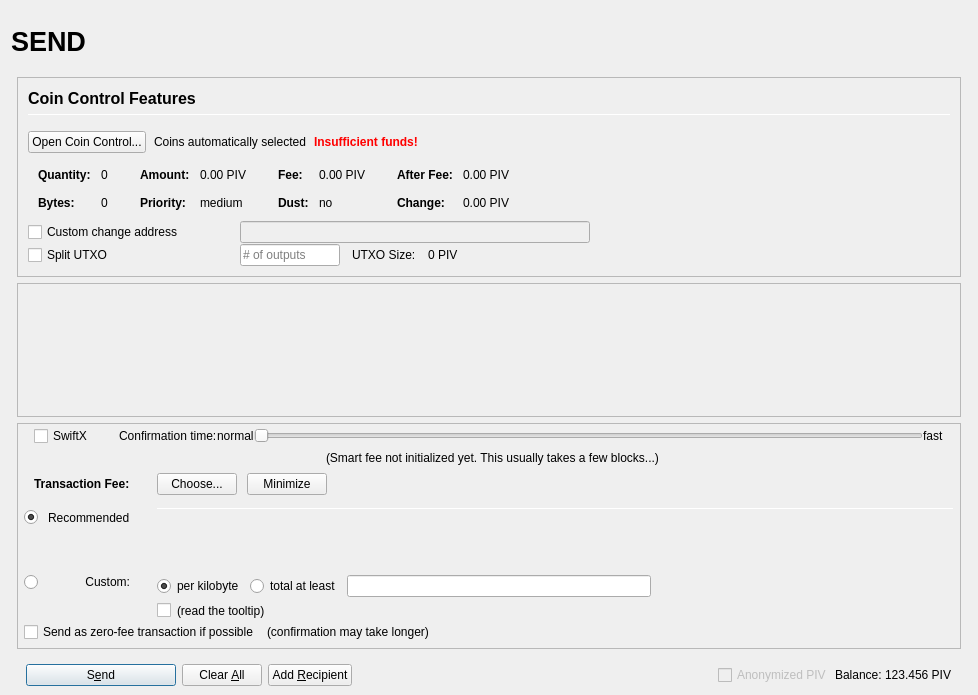
lateminer/bitcoin, file src/qt/forms/sendcoinsdialog.ui: the form before one commit.
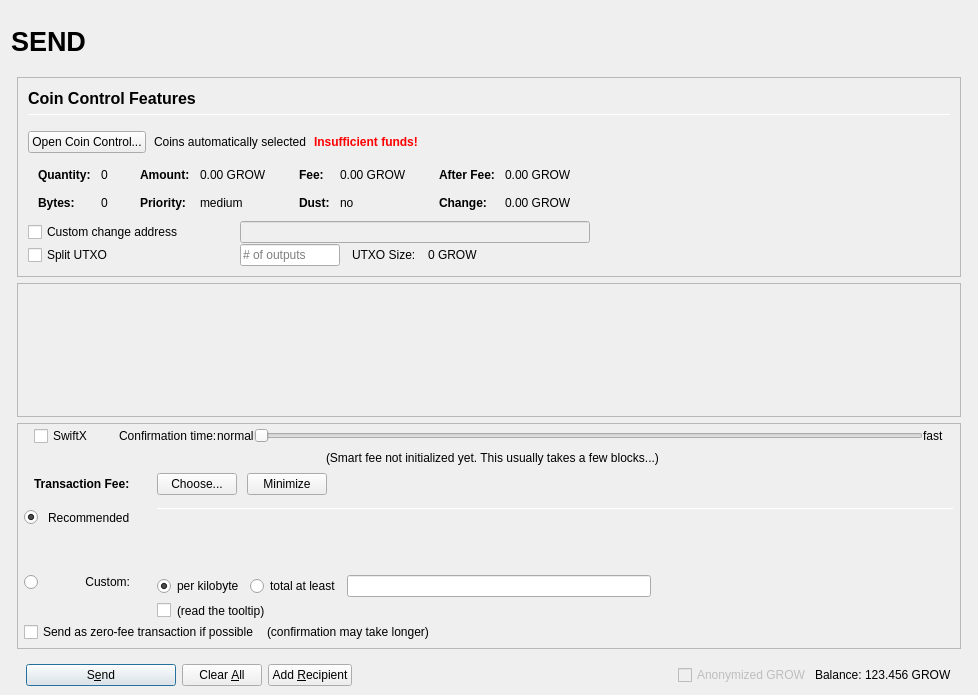
The form after the commit. Icons and pictures are not drawn. Custom widgets are drawn as their Qt base class.

Commit message: Growification: units (PIV->GROW, zPIV->zGROW)

```diff
--- a/src/qt/forms/sendcoinsdialog.ui
+++ b/src/qt/forms/sendcoinsdialog.ui
@@ -493,7 +493,7 @@
                         <enum>Qt::ActionsContextMenu</enum>
                        </property>
                        <property name="text">
-                        <string notr="true">0.00 PIV</string>
+                        <string notr="true">0.00 GROW</string>
                        </property>
                        <property name="textInteractionFlags">
                         <set>Qt::LinksAccessibleByMouse|Qt::TextSelectableByKeyboard|Qt::TextSelectableByMouse</set>
@@ -573,7 +573,7 @@
                         <enum>Qt::ActionsContextMenu</enum>
                        </property>
                        <property name="text">
-                        <string notr="true">0.00 PIV</string>
+                        <string notr="true">0.00 GROW</string>
                        </property>
                        <property name="textInteractionFlags">
                         <set>Qt::LinksAccessibleByMouse|Qt::TextSelectableByKeyboard|Qt::TextSelectableByMouse</set>
@@ -653,7 +653,7 @@
                         <enum>Qt::ActionsContextMenu</enum>
                        </property>
                        <property name="text">
-                        <string notr="true">0.00 PIV</string>
+                        <string notr="true">0.00 GROW</string>
                        </property>
                        <property name="textInteractionFlags">
                         <set>Qt::LinksAccessibleByMouse|Qt::TextSelectableByKeyboard|Qt::TextSelectableByMouse</set>
@@ -682,7 +682,7 @@
                         <enum>Qt::ActionsContextMenu</enum>
                        </property>
                        <property name="text">
-                        <string notr="true">0.00 PIV</string>
+                        <string notr="true">0.00 GROW</string>
                        </property>
                        <property name="textInteractionFlags">
                         <set>Qt::LinksAccessibleByMouse|Qt::TextSelectableByKeyboard|Qt::TextSelectableByMouse</set>
@@ -849,7 +849,7 @@
                 <item>
                  <widget class="QLabel" name="labelBlockSize">
                   <property name="text">
-                   <string>0 PIV</string>
+                   <string>0 GROW</string>
                   </property>
                  </widget>
                 </item>
@@ -1714,7 +1714,7 @@
                 <bool>false</bool>
                </property>
                <property name="text">
-                <string>Anonymized PIV</string>
+                <string>Anonymized GROW</string>
                </property>
               </widget>
              </item>
@@ -1737,7 +1737,7 @@
                 <cursorShape>IBeamCursor</cursorShape>
                </property>
                <property name="text">
-                <string notr="true">123.456 PIV</string>
+                <string notr="true">123.456 GROW</string>
                </property>
                <property name="textInteractionFlags">
                 <set>Qt::LinksAccessibleByMouse|Qt::TextSelectableByKeyboard|Qt::TextSelectableByMouse</set>
```
Left out of the diff: 6 changed lines with no effect on the pictures. The commit also changes 94 other files.
